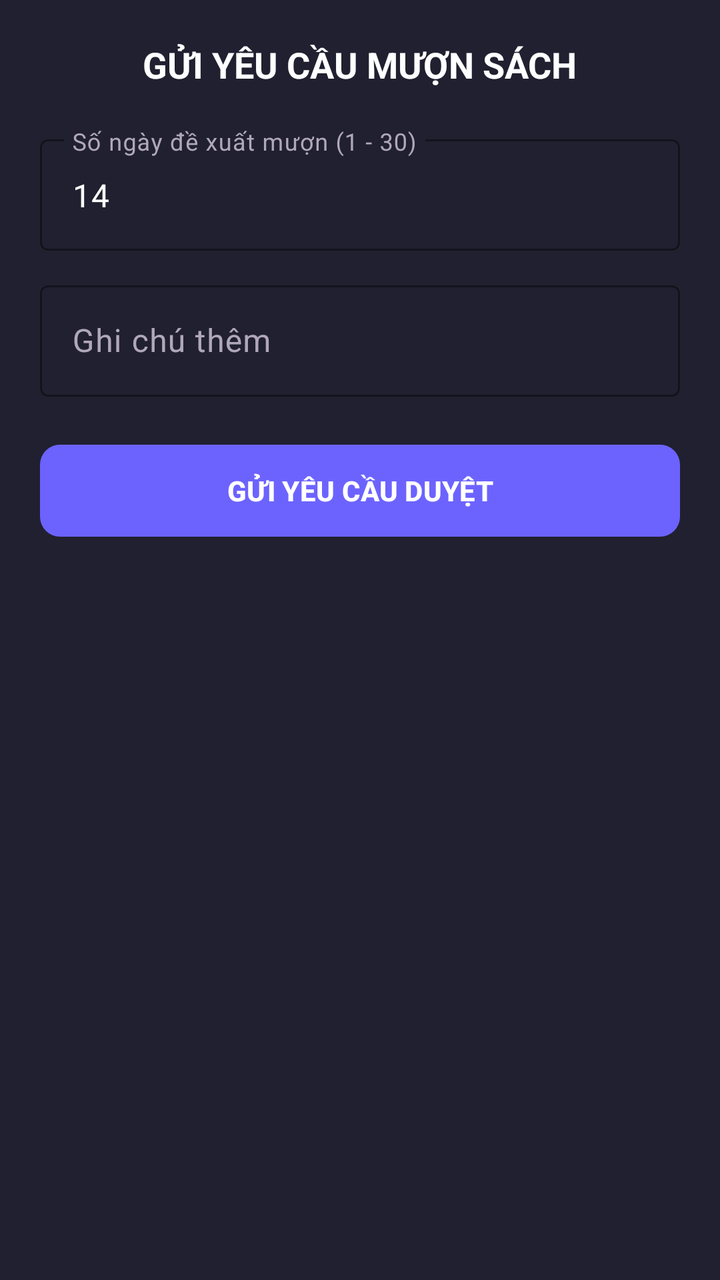
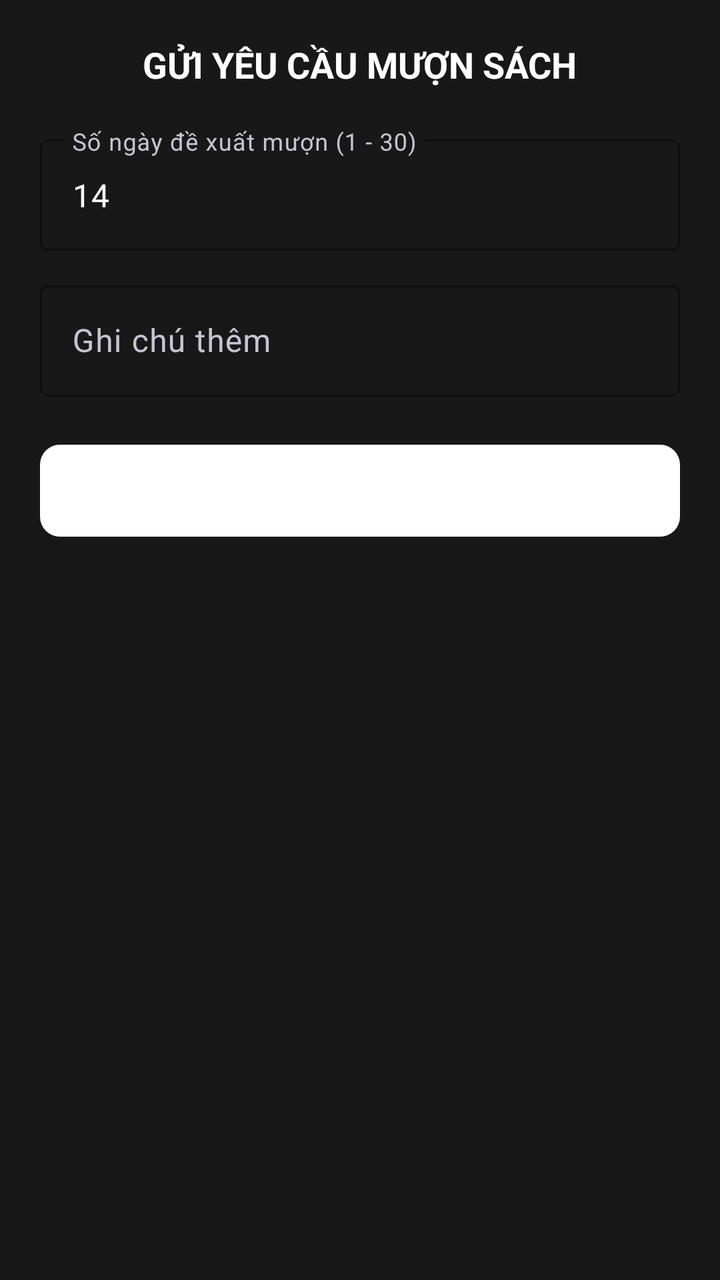

Compare the two renders of this Android layout. The source of the first and the diff that turns it into the second are given below.
<!-- AndroidManifest.xml: application theme Theme.QLTV -->
<!-- res/layout/dialog_request_borrow.xml -->
<?xml version="1.0" encoding="utf-8"?>
<ScrollView xmlns:android="http://schemas.android.com/apk/res/android"
    xmlns:app="http://schemas.android.com/apk/res-auto"
    android:layout_width="match_parent"
    android:layout_height="wrap_content"
    android:background="#212030"
    android:padding="20dp">

    <LinearLayout
        android:layout_width="match_parent"
        android:layout_height="wrap_content"
        android:orientation="vertical">

        <TextView
            android:id="@+id/txtBorrowDialogTitle"
            android:layout_width="wrap_content"
            android:layout_height="wrap_content"
            android:layout_gravity="center_horizontal"
            android:layout_marginBottom="20dp"
            android:text="GỬI YÊU CẦU MƯỢN SÁCH"
            android:textColor="#FFFFFF"
            android:textSize="18sp"
            android:textStyle="bold" />

        
        <com.google.android.material.textfield.TextInputLayout
            style="@style/Widget.Material3.TextInputLayout.OutlinedBox"
            android:layout_width="match_parent"
            android:layout_height="wrap_content"
            android:layout_marginBottom="12dp"
            android:hint="Số ngày đề xuất mượn (1 - 30)"
            android:textColorHint="#B0A8B9"
            app:boxStrokeColor="#6C63FF"
            app:boxStrokeWidthFocused="2dp"
            app:hintTextColor="#6C63FF">

            <com.google.android.material.textfield.TextInputEditText
                android:id="@+id/edtBorrowDialogDays"
                android:layout_width="match_parent"
                android:layout_height="wrap_content"
                android:inputType="number"
                android:text="14"
                android:textColor="#FFFFFF" />
        </com.google.android.material.textfield.TextInputLayout>

        
        <com.google.android.material.textfield.TextInputLayout
            style="@style/Widget.Material3.TextInputLayout.OutlinedBox"
            android:layout_width="match_parent"
            android:layout_height="wrap_content"
            android:layout_marginBottom="20dp"
            android:hint="Ghi chú thêm"
            android:textColorHint="#B0A8B9"
            app:boxStrokeColor="#6C63FF"
            app:boxStrokeWidthFocused="2dp"
            app:hintTextColor="#6C63FF">

            <com.google.android.material.textfield.TextInputEditText
                android:id="@+id/edtBorrowDialogNotes"
                android:layout_width="match_parent"
                android:layout_height="wrap_content"
                android:textColor="#FFFFFF" />
        </com.google.android.material.textfield.TextInputLayout>

        
        <com.google.android.material.button.MaterialButton
            android:id="@+id/btnBorrowDialogSend"
            android:layout_width="match_parent"
            android:layout_height="54dp"
            android:text="GỬI YÊU CẦU DUYỆT"
            android:textColor="#FFFFFF"
            android:textStyle="bold"
            app:backgroundTint="#6C63FF"
            app:cornerRadius="10dp" />
    </LinearLayout>
</ScrollView>
<!-- resources referenced by this layout -->
<resources>
  <style name="Theme.QLTV" parent="Base.Theme.QLTV" />
  <style name="Base.Theme.QLTV" parent="Theme.Material3.DayNight.NoActionBar">
          
          
      </style>
</resources>

<!-- the commit's change to res/layout/dialog_request_borrow.xml (unified diff, before → after) -->
@@ -3,7 +3,7 @@
     xmlns:app="http://schemas.android.com/apk/res-auto"
     android:layout_width="match_parent"
     android:layout_height="wrap_content"
-    android:background="#212030"
+    android:background="#181818"
     android:padding="20dp">
 
     <LinearLayout
@@ -29,10 +29,10 @@
             android:layout_height="wrap_content"
             android:layout_marginBottom="12dp"
             android:hint="Số ngày đề xuất mượn (1 - 30)"
-            android:textColorHint="#B0A8B9"
-            app:boxStrokeColor="#6C63FF"
+            android:textColorHint="#C5C5D2"
+            app:boxStrokeColor="#FFFFFF"
             app:boxStrokeWidthFocused="2dp"
-            app:hintTextColor="#6C63FF">
+            app:hintTextColor="#FFFFFF">
 
             <com.google.android.material.textfield.TextInputEditText
                 android:id="@+id/edtBorrowDialogDays"
@@ -50,10 +50,10 @@
             android:layout_height="wrap_content"
             android:layout_marginBottom="20dp"
             android:hint="Ghi chú thêm"
-            android:textColorHint="#B0A8B9"
-            app:boxStrokeColor="#6C63FF"
+            android:textColorHint="#C5C5D2"
+            app:boxStrokeColor="#FFFFFF"
             app:boxStrokeWidthFocused="2dp"
-            app:hintTextColor="#6C63FF">
+            app:hintTextColor="#FFFFFF">
 
             <com.google.android.material.textfield.TextInputEditText
                 android:id="@+id/edtBorrowDialogNotes"
@@ -70,7 +70,7 @@
             android:text="GỬI YÊU CẦU DUYỆT"
             android:textColor="#FFFFFF"
             android:textStyle="bold"
-            app:backgroundTint="#6C63FF"
+            app:backgroundTint="#FFFFFF"
             app:cornerRadius="10dp" />
     </LinearLayout>
 </ScrollView>
